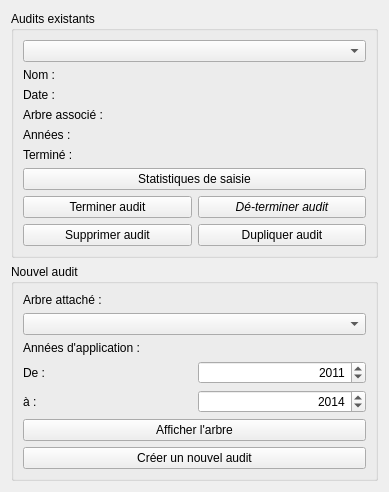
Before: the Qt Designer form formmanageaudits.ui in GiPiLab/ProtonClassicSuite, drawn with Qt 5.
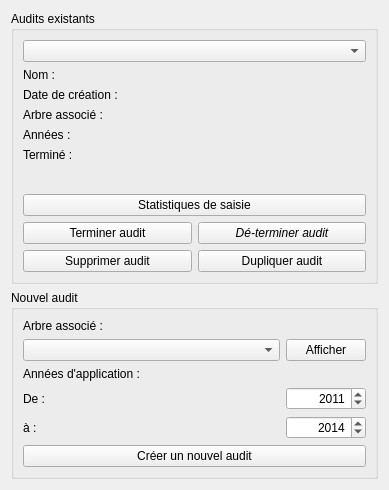
After: the same form once the commit is applied. Icons and pictures are not drawn.

Commit message:
Add Reporting->Audit bridge, fix bugs, add icons
	- Add the reporting->audit bridge by allowing to add the last
reporting date as a year for an audit
	- Change FormEditAudit logic to allow viewing finished audits
	- Add a few icons
	- Fix few typos

Patch:
```diff
--- a/formmanageaudits.ui
+++ b/formmanageaudits.ui
@@ -71,7 +71,7 @@
         <item row="1" column="0">
          <widget class="QLabel" name="label_3">
           <property name="text">
-           <string>Date :</string>
+           <string>Date de création :</string>
           </property>
          </widget>
         </item>
@@ -183,7 +183,57 @@
       <string>Nouvel audit</string>
      </property>
      <layout class="QGridLayout" name="gridLayout">
-      <item row="3" column="1">
+      <item row="7" column="0" colspan="2">
+       <widget class="QPushButton" name="addAuditButton">
+        <property name="sizePolicy">
+         <sizepolicy hsizetype="Minimum" vsizetype="Fixed">
+          <horstretch>0</horstretch>
+          <verstretch>0</verstretch>
+         </sizepolicy>
+        </property>
+        <property name="text">
+         <string>Créer un nouvel audit</string>
+        </property>
+       </widget>
+      </item>
+      <item row="5" column="1">
+       <widget class="QSpinBox" name="spinBoxTo">
+        <property name="alignment">
+         <set>Qt::AlignRight|Qt::AlignTrailing|Qt::AlignVCenter</set>
+        </property>
+        <property name="minimum">
+         <number>2003</number>
+        </property>
+        <property name="maximum">
+         <number>2051</number>
+        </property>
+        <property name="value">
+         <number>2014</number>
+        </property>
+       </widget>
+      </item>
+      <item row="5" column="0">
+       <widget class="QLabel" name="label_2">
+        <property name="text">
+         <string>à :</string>
+        </property>
+       </widget>
+      </item>
+      <item row="0" column="0">
+       <widget class="QLabel" name="label_4">
+        <property name="text">
+         <string>Arbre associé :</string>
+        </property>
+       </widget>
+      </item>
+      <item row="3" column="0" colspan="2">
+       <widget class="QLabel" name="label_8">
+        <property name="text">
+         <string>Années d'application :</string>
+        </property>
+       </widget>
+      </item>
+      <item row="4" column="1">
        <widget class="QSpinBox" name="spinBoxFrom">
         <property name="alignment">
          <set>Qt::AlignRight|Qt::AlignTrailing|Qt::AlignVCenter</set>
@@ -199,14 +249,14 @@
         </property>
        </widget>
       </item>
-      <item row="3" column="0">
+      <item row="4" column="0">
        <widget class="QLabel" name="label">
         <property name="text">
          <string>De :</string>
         </property>
        </widget>
       </item>
-      <item row="1" column="0" colspan="2">
+      <item row="1" column="0">
        <widget class="QComboBox" name="comboListOfTrees">
         <property name="sizePolicy">
          <sizepolicy hsizetype="Expanding" vsizetype="Fixed">
@@ -216,60 +266,10 @@
         </property>
        </widget>
       </item>
-      <item row="6" column="0" colspan="2">
-       <widget class="QPushButton" name="addAuditButton">
-        <property name="sizePolicy">
-         <sizepolicy hsizetype="Minimum" vsizetype="Fixed">
-          <horstretch>0</horstretch>
-          <verstretch>0</verstretch>
-         </sizepolicy>
-        </property>
-        <property name="text">
-         <string>Créer un nouvel audit</string>
-        </property>
-       </widget>
-      </item>
-      <item row="5" column="0" colspan="2">
+      <item row="1" column="1">
        <widget class="QPushButton" name="pushButtonDisplayTree">
         <property name="text">
-         <string>Afficher l'arbre</string>
-        </property>
-       </widget>
-      </item>
-      <item row="2" column="0" colspan="2">
-       <widget class="QLabel" name="label_8">
-        <property name="text">
-         <string>Années d'application :</string>
-        </property>
-       </widget>
-      </item>
-      <item row="0" column="0">
-       <widget class="QLabel" name="label_4">
-        <property name="text">
-         <string>Arbre attaché :</string>
-        </property>
-       </widget>
-      </item>
-      <item row="4" column="0">
-       <widget class="QLabel" name="label_2">
-        <property name="text">
-         <string>à :</string>
-        </property>
-       </widget>
-      </item>
-      <item row="4" column="1">
-       <widget class="QSpinBox" name="spinBoxTo">
-        <property name="alignment">
-         <set>Qt::AlignRight|Qt::AlignTrailing|Qt::AlignVCenter</set>
-        </property>
-        <property name="minimum">
-         <number>2003</number>
-        </property>
-        <property name="maximum">
-         <number>2051</number>
-        </property>
-        <property name="value">
-         <number>2014</number>
+         <string>Afficher</string>
         </property>
        </widget>
       </item>
```
The commit also changes 26 other files.
